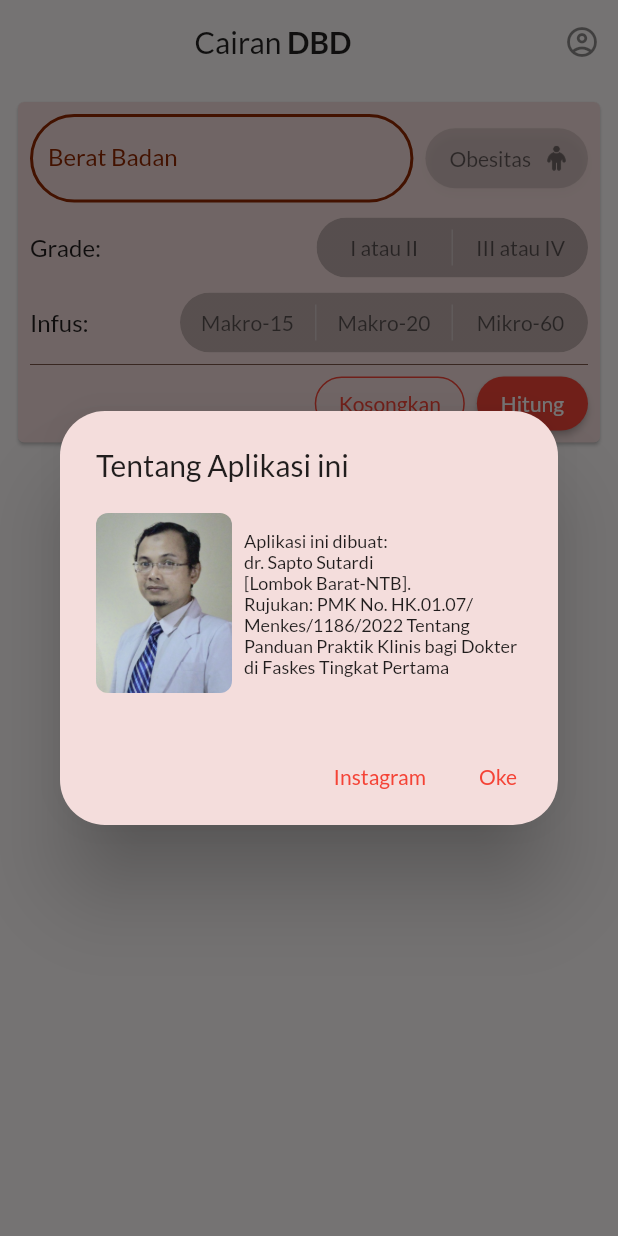
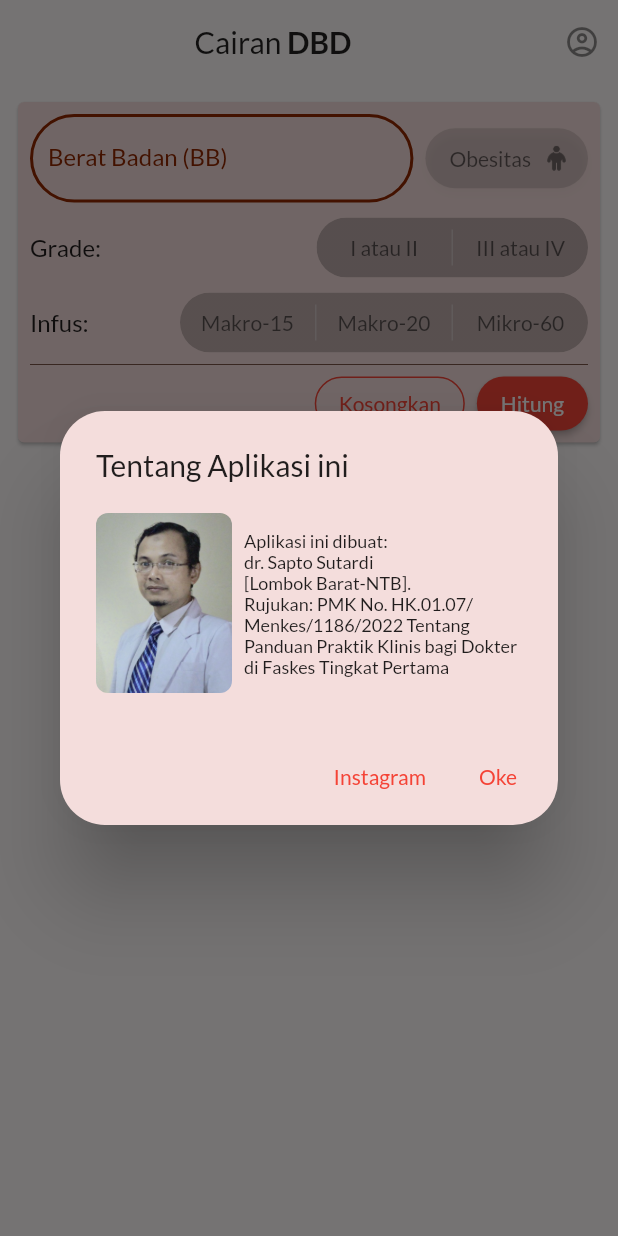
Before and after one commit to saptosutardi/Cairan-DBD, a Flutter app: the screen it shows after launch, after a tap on the "account circle" icon, on a phone screen of 412 x 824 dp. Run offline on Flutter 3.47's test engine with Material 2 defaults, Android fonts, the phone set to English and light mode, and no system bars; drawn by our look-alikes of toggle_switch; our stand-ins replace google_fonts.

Commit message:
About Us Dialog dipisah

```diff
--- /dev/null
+++ b/lib/AboutUsDialog.dart
@@ -0,0 +1,58 @@
+import 'package:url_launcher/url_launcher.dart';
+
+import 'globals.dart' as globals;
+import 'package:flutter/material.dart';
+
+class AboutUsDialog extends StatelessWidget {
+  const AboutUsDialog({Key? key}) : super(key: key);
+
+  @override
+  Widget build(BuildContext context) {
+    return Expanded(
+        child: AlertDialog(
+      shape: const RoundedRectangleBorder(
+          borderRadius: BorderRadius.all(Radius.circular(30.0))),
+      backgroundColor: globals.pink, //
+      title: const Text('Tentang Aplikasi ini'),
+      content: Row(children: [
+        Container(
+            margin: const EdgeInsets.only(right: 8),
+            child: ClipRRect(
+              borderRadius: BorderRadius.circular(8.0),
+              child: Image.asset(
+                'assets/foto_2.jpg',
+                height: 120,
+              ),
+            )),
+        const Flexible(
+          child: Text(
+            "Aplikasi ini dibuat:\ndr. Sapto Sutardi\n[Lombok Barat-NTB].\nRujukan: PMK No. HK.01.07/Menkes/1186/2022 Tentang Panduan Praktik Klinis bagi Dokter di Faskes Tingkat Pertama",
+            style: TextStyle(fontSize: 12),
+          ),
+        ),
+      ]),
+      actions: [
+        TextButton(
+          style: ButtonStyle(
+            foregroundColor: MaterialStateProperty.all<Color>(Colors.red),
+          ),
+          onPressed: _launchUrl,
+          child: const Text('Instagram'),
+        ),
+        TextButton(
+          style: ButtonStyle(
+            foregroundColor: MaterialStateProperty.all<Color>(Colors.red),
+          ),
+          onPressed: () {
+            Navigator.of(context, rootNavigator: true).pop();
+          },
+          child: const Text('Oke'),
+        ),
+      ],
+    ));
+  }
+
+  void _launchUrl() {
+    launchUrl(Uri.parse(globals.url.toString()));
+  }
+}
--- a/lib/main.dart
+++ b/lib/main.dart
@@ -1,8 +1,9 @@
 import 'package:flutter/material.dart';
+import 'package:flutter_application_1/AboutUsDialog.dart';
+import 'package:flutter_application_1/ObeseDialog.dart';
 import 'package:google_fonts/google_fonts.dart';
 import 'package:toggle_switch/toggle_switch.dart';
-import 'package:url_launcher/url_launcher.dart';
-import 'ObeseDialog.dart';
+
 import 'globals.dart' as globals;
 
 void main() {
@@ -68,52 +69,7 @@ class MyHomePageState extends State<MyHomePage> {
               showDialog(
                 context: context,
                 builder: (BuildContext context) {
-                  return Expanded(
-                    child: AlertDialog(
-                      shape: const RoundedRectangleBorder(
-                          borderRadius:
-                              BorderRadius.all(Radius.circular(30.0))),
-                      backgroundColor: globals.pink, //
-                      title: const Text('Tentang Aplikasi ini'),
-                      content: Row(children: [
-                        Container(
-                            margin: const EdgeInsets.only(right: 8),
-                            child: ClipRRect(
-                              borderRadius: BorderRadius.circular(8.0),
-                              child: Image.asset(
-                                'assets/foto_2.jpg',
-                                height: 120,
-                              ),
-                            )),
-                        const Flexible(
-                          child: Text(
-                            "Aplikasi ini dibuat:\ndr. Sapto Sutardi\n[Lombok Barat-NTB].\nRujukan: PMK No. HK.01.07/Menkes/1186/2022 Tentang Panduan Praktik Klinis bagi Dokter di Faskes Tingkat Pertama",
-                            style: TextStyle(fontSize: 12),
-                          ),
-                        ),
-                      ]),
-                      actions: [
-                        TextButton(
-                          style: ButtonStyle(
-                            foregroundColor:
-                                MaterialStateProperty.all<Color>(Colors.red),
-                          ),
-                          onPressed: _launchUrl,
-                          child: const Text('Instagram'),
-                        ),
-                        TextButton(
-                          style: ButtonStyle(
-                            foregroundColor:
-                                MaterialStateProperty.all<Color>(Colors.red),
-                          ),
-                          onPressed: () {
-                            Navigator.of(context, rootNavigator: true).pop();
-                          },
-                          child: const Text('Oke'),
-                        ),
-                      ],
-                    ),
-                  );
+                  return const AboutUsDialog();
                 },
               );
             },
@@ -165,7 +121,7 @@ class MyHomePageState extends State<MyHomePage> {
                                   ),
                                   labelStyle: TextStyle(
                                       color: Color.fromARGB(255, 145, 39, 0)),
-                                  labelText: "Berat Badan",
+                                  labelText: "Berat Badan (BB)", //
                                   counterText: "",
                                   suffix: Text('kg'),
                                 ),
@@ -462,10 +418,6 @@ class MyHomePageState extends State<MyHomePage> {
     double idealWg = height * height * idealBMI / 10000;
     return idealWg;
   }
-
-  void _launchUrl() {
-    launchUrl(Uri.parse(globals.url.toString()));
-  }
 }
 
 class MyStatelessWidget extends StatelessWidget {
```
Also changed, not shown: lib/ObeseDialog.dart (+9 -2 lines).
